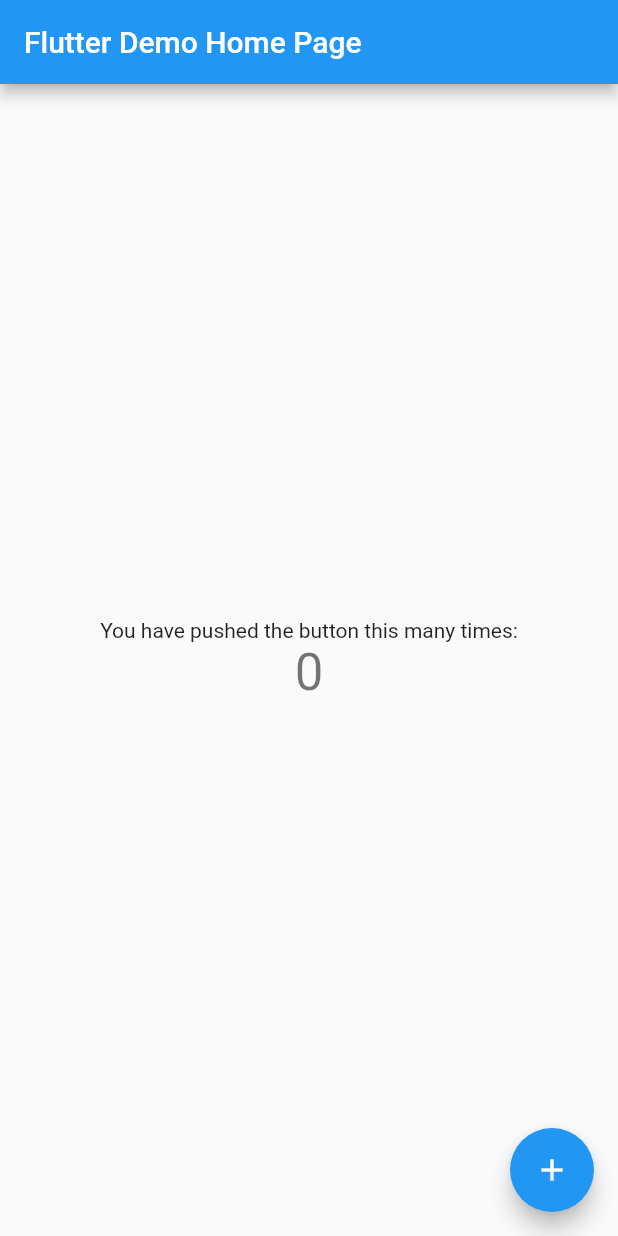
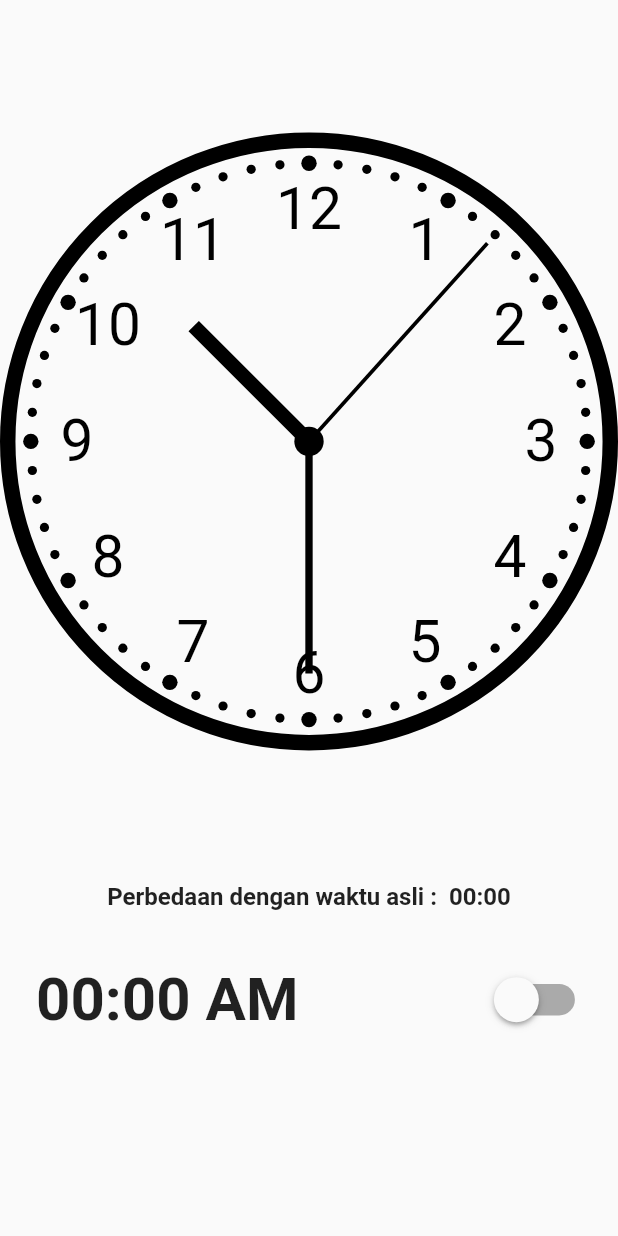
Before and after one commit to Harits19/clock_app, a Flutter app: the screen it shows after launch, on a phone screen of 412 x 824 dp. Run offline on Flutter 3.47's test engine with Material 2 defaults, Android fonts, the phone set to English and light mode, and no system bars; our stand-ins replace shared_preferences.

Commit message:
implement gesture, clock, shared prefs,app lifecycle

```diff
--- /dev/null
+++ b/lib/base/base_constanta.dart
@@ -0,0 +1,2 @@
+const configHourKey = "configHour";
+const configMinuteKey = "configMinute";
--- /dev/null
+++ b/lib/base/base_function.dart
@@ -0,0 +1,11 @@
+import 'package:intl/intl.dart';
+
+final hhMmSs = DateFormat("hh:mm:ss");
+
+const oneSecond = Duration(seconds: 1);
+
+String durationToString(int minutes) {
+  var d = Duration(minutes: minutes);
+  List<String> parts = d.toString().split(':');
+  return '${parts[0].padLeft(2, '0')}:${parts[1].padLeft(2, '0')}';
+}
--- a/lib/main.dart
+++ b/lib/main.dart
@@ -1,3 +1,4 @@
+import 'package:clock_app/ui/clock/clock_page.dart';
 import 'package:flutter/material.dart';
 
 void main() {
@@ -13,103 +14,9 @@
     return MaterialApp(
       title: 'Flutter Demo',
       theme: ThemeData(
-        // This is the theme of your application.
-        //
-        // Try running your application with "flutter run". You'll see the
-        // application has a blue toolbar. Then, without quitting the app, try
-        // changing the primarySwatch below to Colors.green and then invoke
-        // "hot reload" (press "r" in the console where you ran "flutter run",
-        // or simply save your changes to "hot reload" in a Flutter IDE).
-        // Notice that the counter didn't reset back to zero; the application
-        // is not restarted.
         primarySwatch: Colors.blue,
       ),
-      home: const MyHomePage(title: 'Flutter Demo Home Page'),
+      home: const ClockPage(),
     );
   }
 }
-
-class MyHomePage extends StatefulWidget {
-  const MyHomePage({Key? key, required this.title}) : super(key: key);
-
-  // This widget is the home page of your application. It is stateful, meaning
-  // that it has a State object (defined below) that contains fields that affect
-  // how it looks.
-
-  // This class is the configuration for the state. It holds the values (in this
-  // case the title) provided by the parent (in this case the App widget) and
-  // used by the build method of the State. Fields in a Widget subclass are
-  // always marked "final".
-
-  final String title;
-
-  @override
-  State<MyHomePage> createState() => _MyHomePageState();
-}
-
-class _MyHomePageState extends State<MyHomePage> {
-  int _counter = 0;
-
-  void _incrementCounter() {
-    setState(() {
-      // This call to setState tells the Flutter framework that something has
-      // changed in this State, which causes it to rerun the build method below
-      // so that the display can reflect the updated values. If we changed
-      // _counter without calling setState(), then the build method would not be
-      // called again, and so nothing would appear to happen.
-      _counter++;
-    });
-  }
-
-  @override
-  Widget build(BuildContext context) {
-    // This method is rerun every time setState is called, for instance as done
-    // by the _incrementCounter method above.
-    //
-    // The Flutter framework has been optimized to make rerunning build methods
-    // fast, so that you can just rebuild anything that needs updating rather
-    // than having to individually change instances of widgets.
-    return Scaffold(
-      appBar: AppBar(
-        // Here we take the value from the MyHomePage object that was created by
-        // the App.build method, and use it to set our appbar title.
-        title: Text(widget.title),
-      ),
-      body: Center(
-        // Center is a layout widget. It takes a single child and positions it
-        // in the middle of the parent.
-        child: Column(
-          // Column is also a layout widget. It takes a list of children and
-          // arranges them vertically. By default, it sizes itself to fit its
-          // children horizontally, and tries to be as tall as its parent.
-          //
-          // Invoke "debug painting" (press "p" in the console, choose the
-          // "Toggle Debug Paint" action from the Flutter Inspector in Android
-          // Studio, or the "Toggle Debug Paint" command in Visual Studio Code)
-          // to see the wireframe for each widget.
-          //
-          // Column has various properties to control how it sizes itself and
-          // how it positions its children. Here we use mainAxisAlignment to
-          // center the children vertically; the main axis here is the vertical
-          // axis because Columns are vertical (the cross axis would be
-          // horizontal).
-          mainAxisAlignment: MainAxisAlignment.center,
-          children: <Widget>[
-            const Text(
-              'You have pushed the button this many times:',
-            ),
-            Text(
-              '$_counter',
-              style: Theme.of(context).textTheme.headline4,
-            ),
-          ],
-        ),
-      ),
-      floatingActionButton: FloatingActionButton(
-        onPressed: _incrementCounter,
-        tooltip: 'Increment',
-        child: const Icon(Icons.add),
-      ), // This trailing comma makes auto-formatting nicer for build methods.
-    );
-  }
-}
--- /dev/null
+++ b/lib/ui/clock/clock_page.dart
@@ -0,0 +1,196 @@
+import 'dart:async';
+import 'dart:developer';
+import 'package:clock_app/base/base_constanta.dart';
+import 'package:clock_app/base/base_function.dart';
+import 'package:clock_app/ui/clock/views/flutter_analog_clock_painter_widget.dart';
+import 'package:flutter/material.dart';
+import 'package:shared_preferences/shared_preferences.dart';
+
+class ClockPage extends StatefulWidget {
+  const ClockPage({Key? key}) : super(key: key);
+
+  @override
+  _ClockPageState createState() => _ClockPageState();
+}
+
+class _ClockPageState extends State<ClockPage> with WidgetsBindingObserver {
+  AppLifecycleState? lastLifecycleState;
+
+  late DateTime currentTime;
+  bool isAlarmActive = false;
+  int configMinute = 0;
+  Axis? axisActive;
+
+  updateCurrentTime() {
+    Timer.periodic(oneSecond, (time) {
+      currentTime = currentTime.add(oneSecond);
+      setState(() {});
+    });
+  }
+
+  updateConfigMinute(double val) {
+    log(val.toInt().toString());
+    int defaultPlusMinus = 1;
+    int multiple = 1;
+    if (axisActive == Axis.vertical) {
+      defaultPlusMinus = 4;
+      multiple = 60;
+    }
+    if (val > defaultPlusMinus) configMinute += (1 * multiple);
+    if (val < -defaultPlusMinus) configMinute += (-1 * multiple);
+    setState(() {});
+  }
+
+  setAxisActive(Axis? axis) {
+    axisActive = axis;
+    setState(() {});
+  }
+
+  getCurrentTimeFromLocal() async {
+    SharedPreferences prefs = await SharedPreferences.getInstance();
+    configMinute = prefs.getInt(configMinuteKey) ?? 0;
+    updateCurrentTimeWithConfigMinute();
+    setState(() {});
+  }
+
+  saveConfigTimeToLocal() async {
+    SharedPreferences prefs = await SharedPreferences.getInstance();
+    await prefs.setInt(configMinuteKey, configMinute);
+  }
+
+  initStateAsycn() async {
+    WidgetsBinding.instance!.addObserver(this);
+    currentTime = DateTime.now();
+    await getCurrentTimeFromLocal();
+    updateCurrentTime();
+  }
+
+  updateCurrentTimeWithConfigMinute() {
+    currentTime = DateTime.now().add(
+      Duration(
+        minutes: configMinute,
+      ),
+    );
+    setState(() {});
+  }
+
+  @override
+  void initState() {
+    super.initState();
+    initStateAsycn();
+  }
+
+  @override
+  void dispose() {
+    saveConfigTimeToLocal();
+    WidgetsBinding.instance!.removeObserver(this);
+    log("calledDispose");
+    super.dispose();
+  }
+
+  @override
+  void didChangeAppLifecycleState(AppLifecycleState state) {
+    lastLifecycleState = state;
+    setState(() {});
+    if (state == AppLifecycleState.inactive) {
+      saveConfigTimeToLocal();
+    }
+  }
+
+  @override
+  Widget build(BuildContext context) {
+    //TODO implement gesture for set alarm,
+    //Trigger a system notification message and play a custom 2-second ringtone, when the
+    // alarm is supposed to ring. (Without having to open the notification.)
+    // ● When a notification is opened by the user, display a vertical bar chart of how long the
+    // user takes to open each alarm notification in the past. (Y-axis should be how many
+    // seconds taken each time, and X-axis should be each alarm bell that rang).
+
+    return WillPopScope(
+      onWillPop: () async {
+        await saveConfigTimeToLocal();
+        return true;
+      },
+      child: Scaffold(
+        body: SafeArea(
+          child: Column(
+            children: [
+              Expanded(
+                  flex: 5,
+                  child: GestureDetector(
+                      onHorizontalDragStart: (details) {
+                        setAxisActive(Axis.horizontal);
+                      },
+                      onVerticalDragStart: (details) {
+                        setAxisActive(Axis.vertical);
+                      },
+                      onHorizontalDragEnd: (details) {
+                        setAxisActive(null);
+                      },
+                      onVerticalDragEnd: (details) {
+                        setAxisActive(null);
+                      },
+                      onHorizontalDragUpdate: (details) {
+                        if (axisActive != Axis.horizontal) return;
+                        updateConfigMinute(details.delta.dx);
+                        updateCurrentTimeWithConfigMinute();
+                      },
+                      onVerticalDragUpdate: (details) {
+                        if (axisActive != Axis.vertical) return;
+                        updateConfigMinute(details.delta.dy);
+                        updateCurrentTimeWithConfigMinute();
+                      },
+                      child: SizedBox(
+                        height: double.infinity,
+                        width: double.infinity,
+                        child: CustomPaint(
+                          painter: FlutterAnalogClockPainterWidget(currentTime),
+                        ),
+                      ))),
+              Flexible(
+                child: Text(
+                  "Perbedaan dengan waktu asli :  ${durationToString(configMinute)}",
+                  style: const TextStyle(
+                    fontSize: 16,
+                    fontWeight: FontWeight.bold,
+                  ),
+                ),
+              ),
+              Expanded(
+                flex: 1,
+                child: Container(
+                  padding: const EdgeInsets.all(24),
+                  // color: Colors.blue,
+                  child: Row(
+                    mainAxisAlignment: MainAxisAlignment.spaceBetween,
+                    children: [
+                      const Flexible(
+                        child: Text(
+                          "00:00 AM",
+                          style: TextStyle(
+                            fontSize: 40,
+                            fontWeight: FontWeight.bold,
+                          ),
+                        ),
+                      ),
+                      Transform.scale(
+                        scale: 1.5,
+                        child: Switch(
+                          value: isAlarmActive,
+                          onChanged: (val) {
+                            isAlarmActive = val;
+                            setState(() {});
+                          },
+                        ),
+                      )
+                    ],
+                  ),
+                ),
+              ),
+            ],
+          ),
+        ),
+      ),
+    );
+  }
+}
--- /dev/null
+++ b/lib/ui/clock/views/flutter_analog_clock_painter_widget.dart
@@ -0,0 +1,241 @@
+import 'dart:math';
+import 'dart:ui';
+
+import 'package:flutter/material.dart';
+
+class FlutterAnalogClockPainterWidget extends CustomPainter {
+  static const List<String> defaultHourNumbers = [
+    '1',
+    '2',
+    '3',
+    '4',
+    '5',
+    '6',
+    '7',
+    '8',
+    '9',
+    '10',
+    '11',
+    '12'
+  ];
+  final DateTime _datetime;
+  final Color dialPlateColor;
+  final Color hourHandColor;
+  final Color minuteHandColor;
+  final Color secondHandColor;
+  final Color numberColor;
+  final Color borderColor;
+  final Color tickColor;
+  final Color centerPointColor;
+  final bool showBorder;
+  final bool showTicks;
+  final bool showMinuteHand;
+  final bool showSecondHand;
+  final bool showNumber;
+  final double hourNumberScale;
+  final List<String> hourNumbers;
+  double? _borderWidth;
+  final TextPainter _hourTextPainter = TextPainter(
+    textAlign: TextAlign.center,
+    textDirection: TextDirection.ltr,
+  );
+
+  FlutterAnalogClockPainterWidget(
+    this._datetime, {
+    this.dialPlateColor = Colors.transparent,
+    this.hourHandColor = Colors.black,
+    this.minuteHandColor = Colors.black,
+    this.secondHandColor = Colors.black,
+    this.numberColor = Colors.black,
+    this.borderColor = Colors.black,
+    this.tickColor = Colors.black,
+    this.centerPointColor = Colors.black,
+    this.showBorder = true,
+    this.showTicks = true,
+    this.showMinuteHand = true,
+    this.showSecondHand = true,
+    this.showNumber = true,
+    this.hourNumberScale = 1.0,
+    this.hourNumbers = defaultHourNumbers,
+    double? borderWidth,
+  })  : assert(hourNumbers == null || hourNumbers.length == 12),
+        _borderWidth = borderWidth;
+
+  @override
+  void paint(Canvas canvas, Size size) {
+    //clock radius
+    final radius = min(size.width, size.height) / 2; //menentukan radius jari2
+    //clock circumference
+    final double borderWidth =
+        showBorder ? (_borderWidth ?? radius / 20.0) : 0.0;
+    final double circumference =
+        2 * (radius - borderWidth) * pi; // keliling lingkaran
+
+    canvas.translate(size.width / 2, size.height / 2); //mengubah posisi
+
+    canvas.drawCircle(
+        Offset(0, 0),
+        radius,
+        Paint()
+          ..style = PaintingStyle.fill
+          ..color = dialPlateColor); // gambar background
+
+    // border style
+    if (showBorder && borderWidth > 0) {
+      Paint borderPaint = Paint()
+        ..color = this.borderColor
+        ..style = PaintingStyle.stroke
+        ..strokeWidth = borderWidth
+        ..isAntiAlias = true;
+      canvas.drawCircle(
+          Offset(0, 0), radius - borderWidth / 2, borderPaint); // gambar border
+    }
+
+    // setup tick
+    final double tickWidth = circumference / 200;
+    final double bigTickWidth = circumference / 120;
+    final double tickRadius = (radius - borderWidth - bigTickWidth);
+    if (showTicks) _paintTicks(canvas, tickRadius, tickWidth, bigTickWidth);
+
+    // setup numbers
+    final double numberRadius = tickRadius - bigTickWidth * 3;
+    double hourTextHeight = (radius - borderWidth) / 40 * 8 * hourNumberScale;
+
+    if (showNumber) {
+      hourTextHeight = _paintHourText(canvas, numberRadius, hourTextHeight);
+    }
+
+    _paintHourHand(
+        canvas, numberRadius - hourTextHeight, (radius - borderWidth) / 20);
+
+    if (showMinuteHand) {
+      _paintMinuteHand(canvas, numberRadius, (radius - borderWidth) / 40);
+    }
+    if (showSecondHand) {
+      _paintSecondHand(canvas, numberRadius + hourTextHeight / 2,
+          (radius - borderWidth) / 80);
+    }
+
+    //draw center point
+    Paint centerPointPaint = Paint()
+      ..strokeWidth = ((radius - borderWidth) / 10)
+      ..strokeCap = StrokeCap.round
+      ..color = this.centerPointColor;
+    canvas.drawPoints(PointMode.points, [Offset(0, 0)], centerPointPaint);
+  }
+
+  /// draw ticks
+  void _paintTicks(
+      Canvas canvas, double radius, double tickWidth, double bigTickWidth) {
+    List<Offset> ticks = [];
+    List<Offset> bigTicks = [];
+    for (var i = 0; i < 60; i++) {
+      double _angle = i * 6.0;
+      if (i % 5 != 0) {
+        double x = cos(getRadians(_angle)) * radius;
+        double y = sin(getRadians(_angle)) * radius;
+        ticks.add(Offset(x, y));
+      } else {
+        double x = cos(getRadians(_angle)) * radius;
+        double y = sin(getRadians(_angle)) * radius;
+        bigTicks.add(Offset(x, y));
+      }
+    }
+    Paint tickPaint = Paint()
+      ..color = this.tickColor
+      ..strokeWidth = tickWidth
+      ..strokeCap = StrokeCap.round;
+    canvas.drawPoints(PointMode.points, ticks, tickPaint);
+
+    Paint bigTickPaint = Paint()
+      ..color = this.tickColor
+      ..strokeWidth = bigTickWidth
+      ..strokeCap = StrokeCap.round;
+    canvas.drawPoints(PointMode.points, bigTicks, bigTickPaint);
+  }
+
+  /// draw number（1 - 12）
+  double _paintHourText(Canvas canvas, double radius, double fontSize) {
+    double maxTextHeight = 0;
+    for (var i = 0; i < 12; i++) {
+      double _angle = i * 30.0;
+      canvas.save();
+      double hourNumberX = cos(getRadians(_angle)) * radius;
+      double hourNumberY = sin(getRadians(_angle)) * radius;
+      canvas.translate(hourNumberX, hourNumberY);
+      int intHour = i + 3;
+      if (intHour > 12) intHour = intHour - 12;
+
+      String hourText = hourNumbers[intHour - 1];
+      _hourTextPainter.text = TextSpan(
+        text: hourText,
+        style: TextStyle(fontSize: fontSize, color: this.numberColor),
+      );
+      _hourTextPainter.layout();
+      if (_hourTextPainter.height > maxTextHeight)
+        maxTextHeight = _hourTextPainter.height;
+      _hourTextPainter.paint(canvas,
+          Offset(-_hourTextPainter.width / 2, -_hourTextPainter.height / 2));
+      canvas.restore();
+    }
+    return maxTextHeight;
+  }
+
+  /// draw hour hand
+  void _paintHourHand(Canvas canvas, double radius, double strokeWidth) {
+    double angle = _datetime.hour % 12 + _datetime.minute / 60.0 - 3;
+    Offset handOffset = Offset(cos(getRadians(angle * 30)) * radius,
+        sin(getRadians(angle * 30)) * radius);
+    final hourHandPaint = Paint()
+      ..color = this.hourHandColor
+      ..strokeWidth = strokeWidth;
+    canvas.drawLine(Offset(0, 0), handOffset, hourHandPaint);
+  }
+
+  /// draw minute hand
+  void _paintMinuteHand(Canvas canvas, double radius, double strokeWidth) {
+    double angle = _datetime.minute - 15.0;
+    Offset handOffset = Offset(cos(getRadians(angle * 6.0)) * radius,
+        sin(getRadians(angle * 6.0)) * radius);
+    final hourHandPaint = Paint()
+      ..color = this.minuteHandColor
+      ..strokeWidth = strokeWidth;
+    canvas.drawLine(Offset(0, 0), handOffset, hourHandPaint);
+  }
+
+  /// draw second hand
+  void _paintSecondHand(Canvas canvas, double radius, double strokeWidth) {
+    double angle = _datetime.second - 15.0;
+    Offset handOffset = Offset(cos(getRadians(angle * 6.0)) * radius,
+        sin(getRadians(angle * 6.0)) * radius);
+    final hourHandPaint = Paint()
+      ..color = this.secondHandColor
+      ..strokeWidth = strokeWidth;
+    canvas.drawLine(Offset(0, 0), handOffset, hourHandPaint);
+  }
+
+  @override
+  bool shouldRepaint(FlutterAnalogClockPainterWidget oldDelegate) {
+    return _datetime != oldDelegate._datetime ||
+        dialPlateColor != oldDelegate.dialPlateColor ||
+        hourHandColor != oldDelegate.hourHandColor ||
+        minuteHandColor != oldDelegate.minuteHandColor ||
+        secondHandColor != oldDelegate.secondHandColor ||
+        tickColor != oldDelegate.tickColor ||
+        numberColor != oldDelegate.numberColor ||
+        borderColor != oldDelegate.borderColor ||
+        centerPointColor != oldDelegate.centerPointColor ||
+        showBorder != oldDelegate.showBorder ||
+        showTicks != oldDelegate.showTicks ||
+        showMinuteHand != oldDelegate.showMinuteHand ||
+        showSecondHand != oldDelegate.showSecondHand ||
+        showNumber != oldDelegate.showNumber ||
+        hourNumbers != oldDelegate.hourNumbers ||
+        _borderWidth != oldDelegate._borderWidth ||
+        hourNumberScale != oldDelegate.hourNumberScale;
+  }
+
+  static double getRadians(double angle) {
+    return angle * pi / 180;
+  }
+}
```
Also changed, not shown: pubspec.yaml (+5 -17 lines), pubspec.lock, 3 other files.
